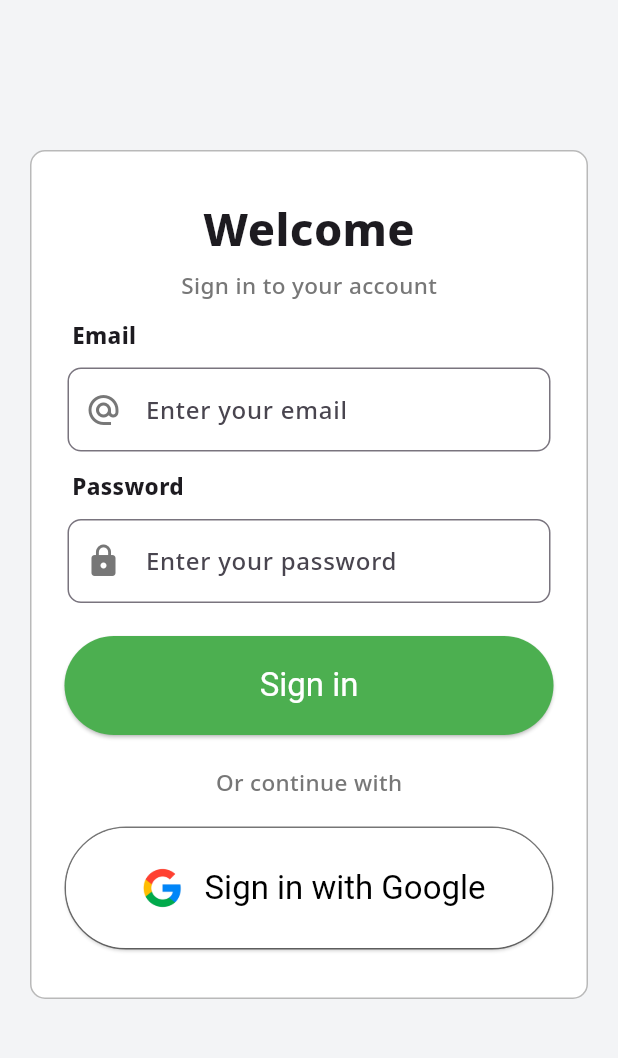
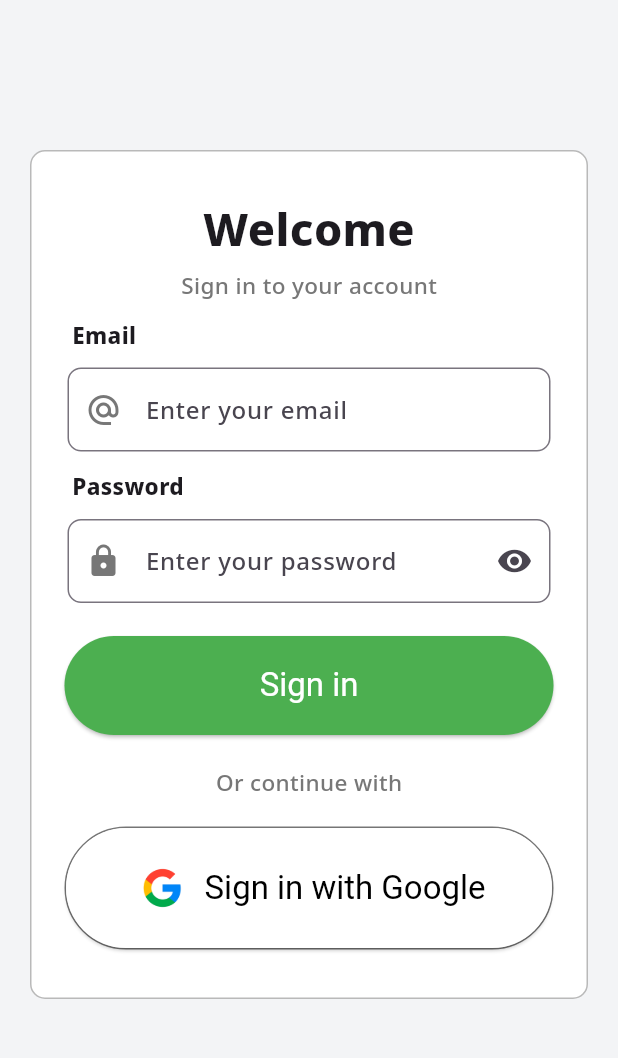
Before and after one commit to Nicolasalx/Area, a Flutter app: the screen it shows after launch, on a phone screen of 412 x 824 dp, the part 84-1142 px from its top. Run offline on Flutter 3.47's test engine with Material 3 defaults, Android fonts, the phone set to English and light mode, and no system bars; our stand-ins replace flutter_dotenv, flutter_secure_storage, form_field_validator.

Commit message:
feat: password can be hidden

```diff
--- a/mobile/lib/login.dart
+++ b/mobile/lib/login.dart
@@ -1,5 +1,4 @@
 import 'dart:convert';
-import 'package:area/logout.dart';
 import 'package:area/main.dart';
 import 'package:area/user.dart';
 import 'package:flutter_dotenv/flutter_dotenv.dart';
@@ -29,7 +28,6 @@ class Auth {
             .write(key: 'email', value: jsonResponse.data.user.email);
         await globals.storage
             .write(key: 'name', value: jsonResponse.data.user.name);
-        print(await globals.storage.read(key: 'name'));
         return true;
       }
       return false;
@@ -47,6 +45,14 @@ class LoginPage extends StatefulWidget {
 }
 
 class _LoginPageState extends State<LoginPage> {
+  bool _passwordVisible = false;
+
+  void _toggle() {
+    setState(() {
+      _passwordVisible = !_passwordVisible;
+    });
+  }
+
   @override
   Widget build(BuildContext context) {
     final formkey = GlobalKey<FormState>();
@@ -147,20 +153,29 @@ class _LoginPageState extends State<LoginPage> {
                           padding: const EdgeInsets.all(12.0),
                           child: TextFormField(
                             controller: passwd,
-                            decoration: const InputDecoration(
+                            decoration: InputDecoration(
                               hintText: 'Enter your password',
-                              prefixIcon: Icon(
+                              prefixIcon: const Icon(
                                 Icons.lock,
                                 color: Color.fromARGB(255, 119, 119, 119),
                               ),
-                              errorStyle: TextStyle(fontSize: 18.0),
-                              border: OutlineInputBorder(
+                              suffixIcon: IconButton(
+                                icon: _passwordVisible
+                                    ? const Icon(Icons.visibility_off)
+                                    : const Icon(Icons.visibility),
+                                onPressed: () {
+                                  _toggle();
+                                },
+                              ),
+                              errorStyle: const TextStyle(fontSize: 18.0),
+                              border: const OutlineInputBorder(
                                 borderSide: BorderSide(color: Colors.red),
                                 borderRadius: BorderRadius.all(
                                   Radius.circular(9.0),
                                 ),
                               ),
                             ),
+                            obscureText: _passwordVisible,
                           ),
                         ),
                         Center(
--- a/mobile/lib/logout.dart
+++ b/mobile/lib/logout.dart
@@ -37,10 +37,6 @@ class _LogoutPageState extends State<LogoutPage> {
   final name = globals.storage.read(key: 'name');
   @override
   Widget build(BuildContext context) {
-    final formkey = GlobalKey<FormState>();
-    final email = TextEditingController();
-    final passwd = TextEditingController();
-
     return Scaffold(
       body: SingleChildScrollView(
         child: Padding(
```
Also changed, not shown: 1 other file.
